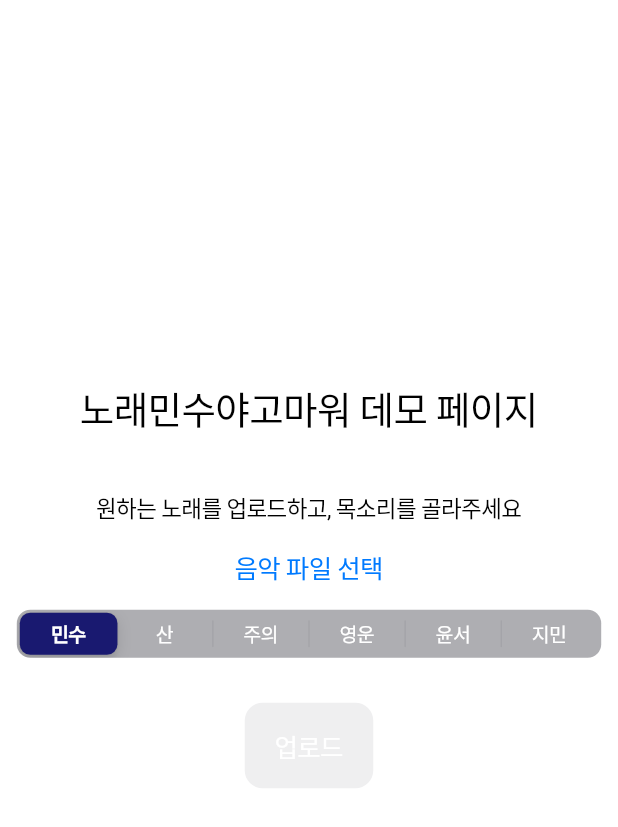
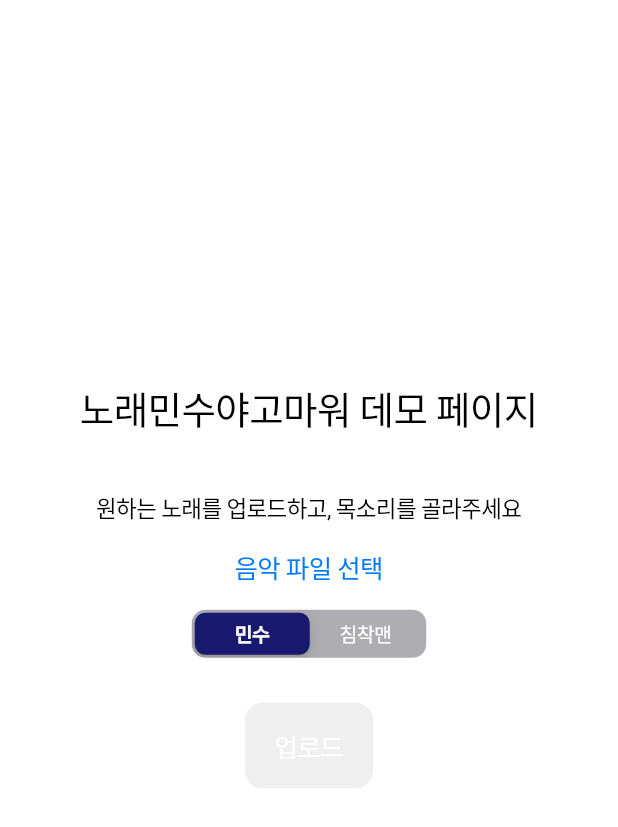
Before and after one commit to yaiconwithminsu/frontend, a Flutter app: the screen it shows after launch, on a phone screen of 412 x 824 dp. Shown: the top 827 px of the screen. Run offline on Flutter 3.47's test engine with Material 2 defaults, Android fonts, the phone set to English and light mode, and no system bars; our stand-ins replace audioplayers, file_picker.

Commit message:
edited name list

```diff
--- a/yaicon/lib/upload_screen.dart
+++ b/yaicon/lib/upload_screen.dart
@@ -5,26 +5,18 @@ import 'package:http/http.dart';
 import './result_screen.dart';
 import 'package:path_provider/path_provider.dart';
 
-enum Name {minsu, san, juui, yeongun, yunseo, jimin}
+enum Name {minsu, chim}
 
-var url = 'http://10.0.2.2:8000/minsu/';
+var url = 'http://165.132.46.80:32304/minsu/';
 
 Map<Name, Color> namecolors = <Name, Color>{
   Name.minsu: const Color(0xff191970),
-  Name.san: const Color(0xff40826d),
-  Name.juui: const Color(0xffebb563),
-  Name.yeongun: const Color(0xff007ba7),
-  Name.yunseo: const Color(0xffeb7f63),
-  Name.jimin: const Color(0xfff27d68),
+  Name.chim: const Color(0xffebb563),
 };
 
 Map<Name, String> nameString = <Name, String>{
   Name.minsu: '민수',
-  Name.san: '산',
-  Name.juui: '주의',
-  Name.yeongun: '영운',
-  Name.yunseo: '윤서',
-  Name.jimin: '지민',
+  Name.chim: '침착맨'
 };
 
 class Uploadpage extends StatelessWidget {
@@ -93,38 +85,10 @@ class UploadWidgetStateDefault extends State<Uploadwidget> {
                     style: TextStyle(color: CupertinoColors.white),
                   ),
                 ),
-                Name.san: Padding(
+                Name.chim: Padding(
                   padding: EdgeInsets.symmetric(horizontal: 10),
                   child: Text(
-                    '산',
-                    style: TextStyle(color: CupertinoColors.white),
-                  ),
-                ),
-                Name.juui: Padding(
-                  padding: EdgeInsets.symmetric(horizontal: 10),
-                  child: Text(
-                    '주의',
-                    style: TextStyle(color: CupertinoColors.white),
-                  ),
-                ),
-                Name.yeongun: Padding(
-                  padding: EdgeInsets.symmetric(horizontal: 10),
-                  child: Text(
-                    '영운',
-                    style: TextStyle(color: CupertinoColors.white),
-                  ),
-                ),
-                Name.yunseo: Padding(
-                  padding: EdgeInsets.symmetric(horizontal: 10),
-                  child: Text(
-                    '윤서',
-                    style: TextStyle(color: CupertinoColors.white),
-                  ),
-                ),
-                Name.jimin: Padding(
-                  padding: EdgeInsets.symmetric(horizontal: 10),
-                  child: Text(
-                    '지민',
+                    '침착맨',
                     style: TextStyle(color: CupertinoColors.white),
                   ),
                 ),
```
